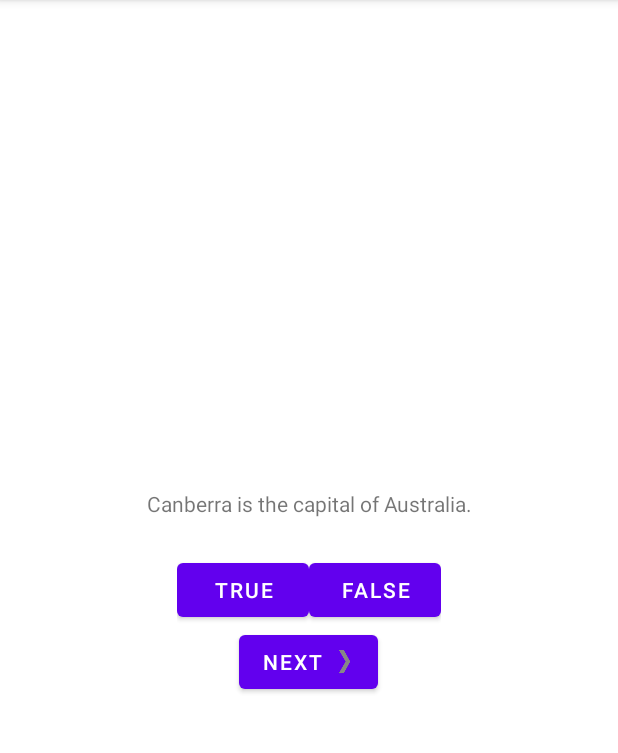
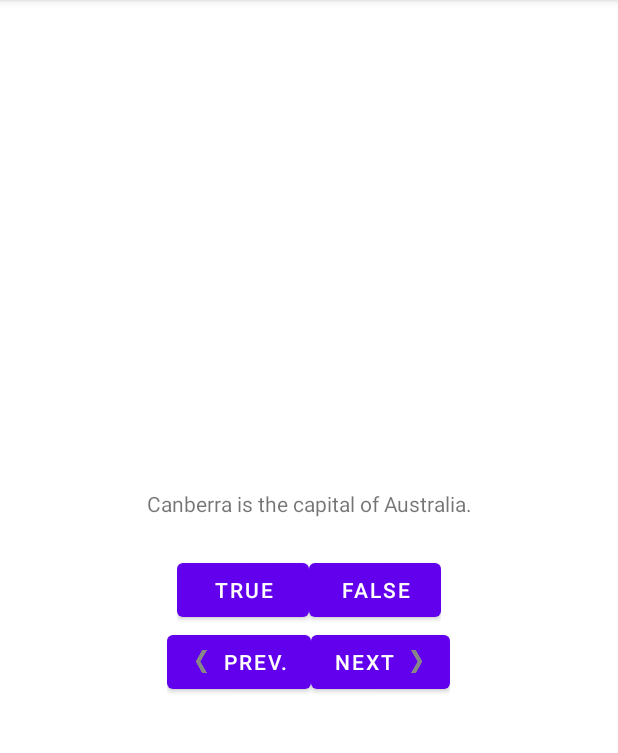
Before and after one commit to murmusandeep/-GeoQuizs, an Android app: the screen it shows after launch (MainActivity), on a phone screen of 412 x 824 dp, the part 84-837 px from its top. Run offline under Robolectric (Android 15) with nearby library versions, the phone set to English and light mode, and no system bars.

Commit message:
chap2 challenge2 completed

```diff
--- a/app/src/main/java/com/example/geoquiz/MainActivity.kt
+++ b/app/src/main/java/com/example/geoquiz/MainActivity.kt
@@ -47,6 +47,8 @@ class MainActivity : AppCompatActivity() {
             updateQuestion()
         }
 
+
+
         updateQuestion()
     }
 
--- a/app/src/main/res/layout/activity_main.xml
+++ b/app/src/main/res/layout/activity_main.xml
@@ -29,11 +29,28 @@
             android:text="@string/false_button" />
     </LinearLayout>
 
-    <Button
-        android:id="@+id/next_button"
+    <LinearLayout
         android:layout_width="wrap_content"
         android:layout_height="wrap_content"
-        android:text="@string/next_button"
-        android:drawableEnd="@drawable/arrow_right"
-        android:drawablePadding="4dp" />
+        android:orientation="horizontal">
+
+        <Button
+            android:id="@+id/previous_button"
+            android:layout_width="wrap_content"
+            android:layout_height="wrap_content"
+            android:text="@string/previous_button"
+            android:drawableLeft="@drawable/arrow_left"
+            android:drawablePadding="4dp" />
+
+        <Button
+            android:id="@+id/next_button"
+            android:layout_width="wrap_content"
+            android:layout_height="wrap_content"
+            android:text="@string/next_button"
+            android:drawableEnd="@drawable/arrow_right"
+            android:drawablePadding="4dp" />
+
+
+    </LinearLayout>
+
 </LinearLayout>
--- a/app/src/main/res/values/strings.xml
+++ b/app/src/main/res/values/strings.xml
@@ -11,4 +11,5 @@
     <string name="correct_toast">Correct!</string>
     <string name="incorrect_toast">Incorrect!</string>
     <string name="next_button">Next</string>
+    <string name="previous_button">Prev.</string>
 </resources>
```
